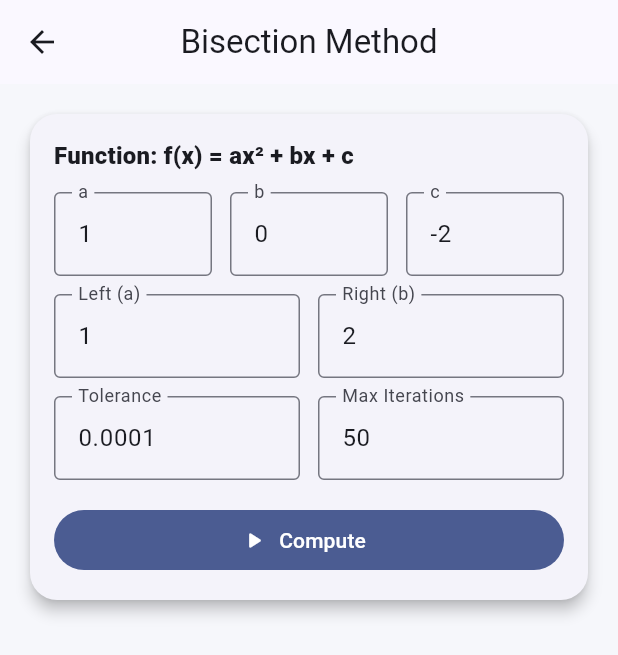
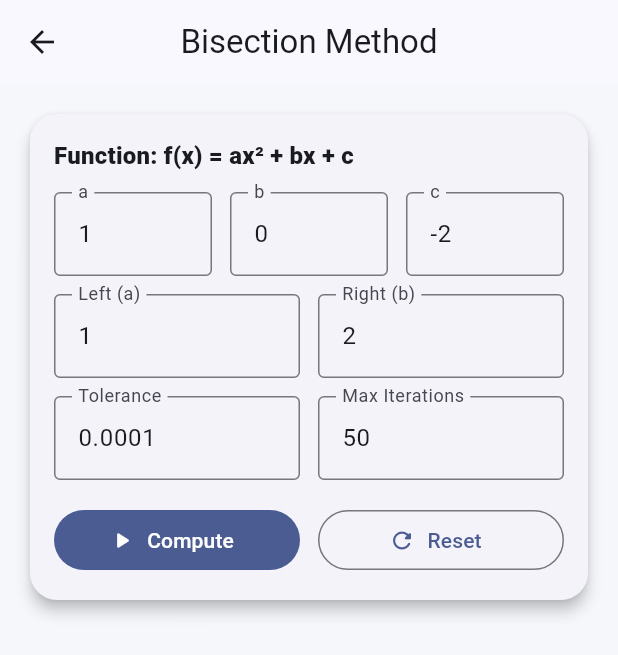
Before and after one commit to nargesalh/Numerical_Computing_app, a Flutter app: the BisectionPage screen opened directly, on a phone screen of 412 x 824 dp. Shown: the top 655 px of the screen. Run offline on Flutter 3.47's test engine with Material 3 defaults, Android fonts, the phone set to English and light mode, and no system bars.

Commit message:
feat: add reset button to bisection calculator

```diff
--- a/lib/features/lab/presentation/tools/bisection_page.dart
+++ b/lib/features/lab/presentation/tools/bisection_page.dart
@@ -121,6 +121,23 @@ class _BisectionPageState extends State<BisectionPage> {
     setState(() {});
   }
 
+  void _reset() {
+    _aCtrl.text = "1";
+    _bCtrl.text = "0";
+    _cCtrl.text = "-2";
+
+    _leftCtrl.text = "1";
+    _rightCtrl.text = "2";
+
+    _tolCtrl.text = "0.0001";
+    _maxIterCtrl.text = "50";
+
+    setState(() {
+      _rows = [];
+      _error = null;
+    });
+  }
+
   @override
   void dispose() {
     _aCtrl.dispose();
@@ -201,13 +218,24 @@ class _BisectionPageState extends State<BisectionPage> {
 
                     const SizedBox(height: 16),
 
-                    SizedBox(
-                      width: double.infinity,
-                      child: FilledButton.icon(
-                        onPressed: _compute,
-                        icon: const Icon(Icons.play_arrow_rounded),
-                        label: const Text("Compute"),
-                      ),
+                    Row(
+                      children: [
+                        Expanded(
+                          child: FilledButton.icon(
+                            onPressed: _compute,
+                            icon: const Icon(Icons.play_arrow_rounded),
+                            label: const Text("Compute"),
+                          ),
+                        ),
+                        const SizedBox(width: 12),
+                        Expanded(
+                          child: OutlinedButton.icon(
+                            onPressed: _reset,
+                            icon: const Icon(Icons.refresh_rounded),
+                            label: const Text("Reset"),
+                          ),
+                        ),
+                      ],
                     ),
 
                     if (_error != null) ...[
```
